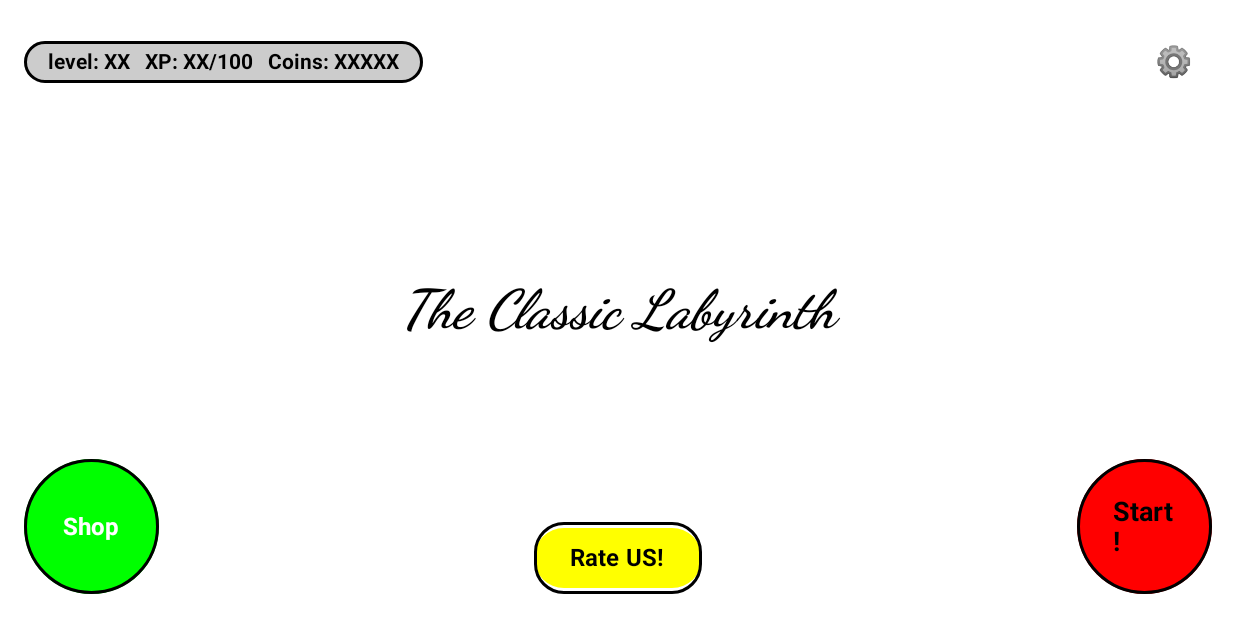
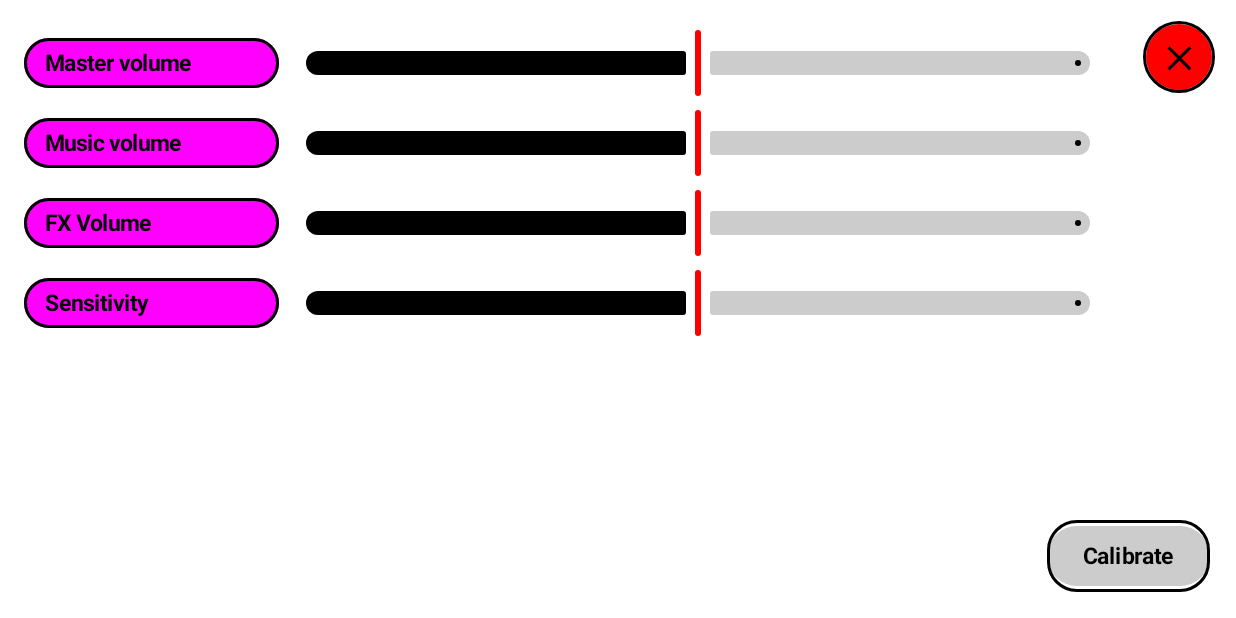
Before and after one commit to lincolnteo/Classic_Labyrinth, an Android app built with Jetpack Compose: the screen it shows after launch (MainActivity before the commit, SettingsActivity after it), after a tap on an icon or button, on a phone screen of 824 x 412 dp (held sideways). Run offline under Robolectric (Android 15) with nearby library versions, the phone set to English and light mode, and no system bars.

Commit message:
Added setting UI with 4 slider with a calibrate button which does not do anything yet

```diff
--- a/app/src/main/AndroidManifest.xml
+++ b/app/src/main/AndroidManifest.xml
@@ -29,6 +29,11 @@
             android:name=".GameActivity"
             android:exported="false"
             android:screenOrientation="portrait" />
+
+        <activity
+            android:name=".SettingsActivity"
+            android:exported="false"
+            android:screenOrientation="landscape" />
     </application>
 
 </manifest>
--- a/app/src/main/java/com/griffith/classic_labyrinth/MainActivity.kt
+++ b/app/src/main/java/com/griffith/classic_labyrinth/MainActivity.kt
@@ -135,7 +135,7 @@ fun MainMenuScreen() {
                 onClick = {
                     val intent = Intent(
                         Intent.ACTION_VIEW,
-                        Uri.parse("https://play.google.com/store/apps/details?id=com.griffith.classic_labyrinth")
+                        Uri.parse("https://play.google.com/store/apps/details?id=com.maithu.griffith")
                     )
                     context.startActivity(intent)
                 },
--- a/app/src/main/java/com/griffith/classic_labyrinth/SettingsActivity.kt
+++ b/app/src/main/java/com/griffith/classic_labyrinth/SettingsActivity.kt
@@ -1,5 +1,146 @@
 package com.griffith.classic_labyrinth
 
+import android.app.Activity
+import android.os.Bundle
 import androidx.activity.ComponentActivity
+import androidx.activity.compose.setContent
+import androidx.compose.foundation.background
+import androidx.compose.foundation.border
+import androidx.compose.foundation.layout.*
+import androidx.compose.foundation.shape.CircleShape
+import androidx.compose.foundation.shape.RoundedCornerShape
+import androidx.compose.material3.*
+import androidx.compose.runtime.*
+import androidx.compose.ui.Alignment
+import androidx.compose.ui.Modifier
+import androidx.compose.ui.graphics.Color
+import androidx.compose.ui.platform.LocalContext
+import androidx.compose.ui.text.font.FontWeight
+import androidx.compose.ui.tooling.preview.Preview
+import androidx.compose.ui.unit.dp
+import androidx.compose.ui.unit.sp
+
 class SettingsActivity : ComponentActivity() {
+    override fun onCreate(savedInstanceState: Bundle?) {
+        super.onCreate(savedInstanceState)
+        setContent {
+            SettingsScreen()
+        }
+    }
 }
+
+@Preview
+@Composable
+fun SettingsScreen() {
+
+    // Get context and cast to Activity so we can use activity?.finish() to close the screen
+    val context = LocalContext.current
+    val activity = context as? Activity
+
+    // Slider default position
+    var masterVolume by remember { mutableFloatStateOf(0.5f) }
+    var musicVolume by remember { mutableFloatStateOf(0.5f) }
+    var fxVolume by remember { mutableFloatStateOf(0.5f) }
+    var sensitivity by remember { mutableFloatStateOf(0.5f) }
+
+    // root container
+    Box(
+        modifier = Modifier
+            .fillMaxSize()
+            .background(Color.White)
+            .padding(16.dp)
+    ) {
+        // Top-Right Close Button
+        Button(
+            onClick = { activity?.finish() },
+            modifier = Modifier
+                .align(Alignment.TopEnd)
+                .size(44.dp)
+                .border(2.dp, Color.Black, CircleShape),
+            shape = CircleShape,
+            colors = ButtonDefaults.buttonColors(containerColor = Color.Red),
+            contentPadding = PaddingValues(0.dp)
+        ) {
+            Text("✕", color = Color.Black, fontSize = 20.sp, fontWeight = FontWeight.Bold)
+        }
+
+        // 4 Setting Sliders
+        Column(
+            modifier = Modifier
+                .fillMaxWidth(0.9f)
+                .align(Alignment.TopStart)
+                .padding(top = 2.dp),
+            verticalArrangement = Arrangement.spacedBy(5.dp)
+        ) {
+            SettingRow(
+                label = "Master volume",
+                value = masterVolume,
+                onValueChange = { masterVolume = it })
+            SettingRow(
+                label = "Music volume", value = musicVolume, onValueChange = { musicVolume = it })
+            SettingRow(label = "FX Volume", value = fxVolume, onValueChange = { fxVolume = it })
+            SettingRow(
+                label = "Sensitivity", value = sensitivity, onValueChange = { sensitivity = it })
+        }
+
+        // Calibrate Accelerometer Button
+        Box(
+            modifier = Modifier
+                .align(Alignment.BottomEnd)
+                .padding(all = 1.dp)
+        ) {
+            Button(
+                onClick = {
+                    //Calibarte
+                },
+                modifier = Modifier.border(2.dp, Color.Black, RoundedCornerShape(20.dp)),
+                shape = RoundedCornerShape(20.dp),
+                colors = ButtonDefaults.buttonColors(containerColor = Color.LightGray)
+            ) {
+                Text(
+                    text = "Calibrate",
+                    color = Color.Black,
+                    fontWeight = FontWeight.Bold,
+                    fontSize = 15.sp
+                )
+            }
+        }
+    }
+}
+
+@Composable
+fun SettingRow(
+    label: String, value: Float, onValueChange: (Float) -> Unit
+) {
+    Row(
+        modifier = Modifier.fillMaxWidth(), verticalAlignment = Alignment.CenterVertically
+    ) {
+        // Label on the left
+        Box(
+            modifier = Modifier
+                .width(170.dp)
+                .border(2.dp, Color.Black, RoundedCornerShape(20.dp))
+                .background(Color.Magenta, RoundedCornerShape(20.dp))
+                .padding(horizontal = 14.dp, vertical = 8.dp),
+            contentAlignment = Alignment.CenterStart
+        ) {
+            Text(
+                text = label, fontSize = 15.sp, fontWeight = FontWeight.Bold, color = Color.Black
+            )
+        }
+
+        Spacer(modifier = Modifier.width(16.dp))
+
+        // Slider on the right
+        Slider(
+            value = value,
+            onValueChange = onValueChange,
+            modifier = Modifier.weight(1f),
+            colors = SliderDefaults.colors(
+                thumbColor = Color.Red,
+                activeTrackColor = Color.Black,
+                inactiveTrackColor = Color.LightGray
+            )
+        )
+    }
+}
```
